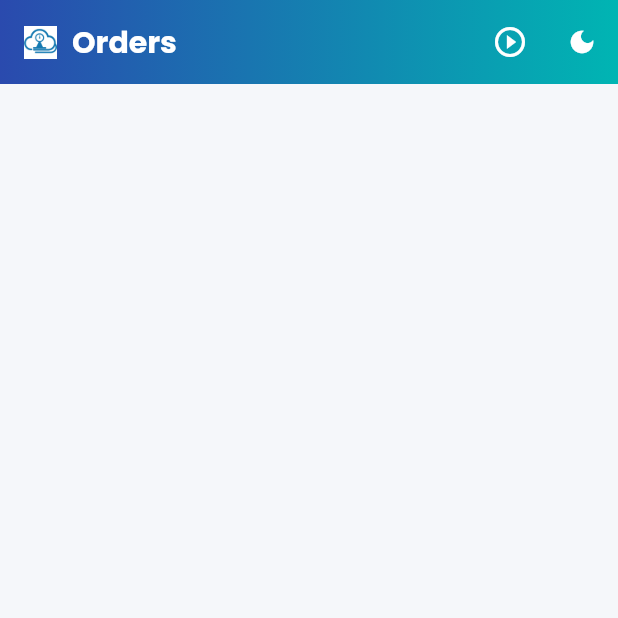
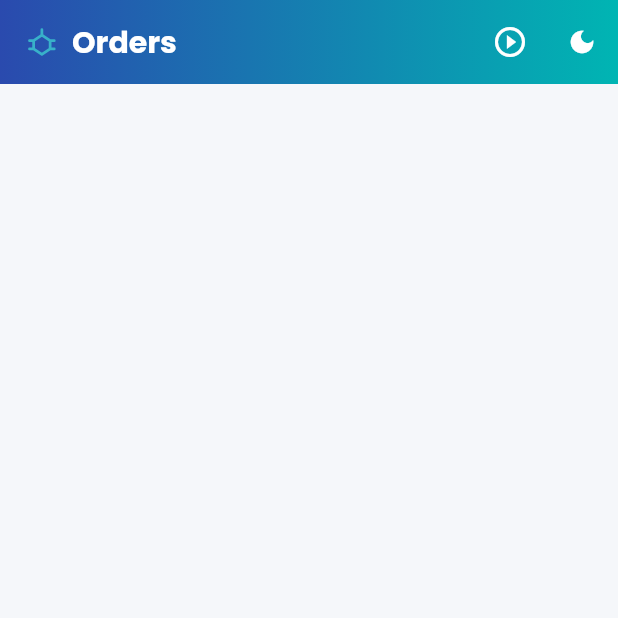
Before and after one commit to Pinakranjan/SequenceApp, a Flutter app: the screen it shows after launch, after a tap on "Skip", on a phone screen of 412 x 824 dp, the top half of it. Run offline on Flutter 3.47's test engine with Material 3 defaults, Android fonts, the phone set to English and light mode, and no system bars; our stand-ins replace connectivity_plus, dio, firebase_core, firebase_messaging, flutter_local_notifications, flutter_native_splash and 13 more; missing offline and left inert: flutter_pdfview; accounts and stored records are empty.

Commit message:
Logo Updated

```diff
--- a/lib/presentation/screens/about/about_screen.dart
+++ b/lib/presentation/screens/about/about_screen.dart
@@ -1,5 +1,6 @@
 import 'package:flutter/material.dart';
 import 'package:flutter_riverpod/flutter_riverpod.dart';
+import 'package:flutter_svg/flutter_svg.dart';
 
 import '../../../core/constants/app_colors.dart';
 import '../../../core/constants/app_config.dart';
@@ -11,7 +12,7 @@ import '../../widgets/common/theme_toggle_action.dart';
 class OrdersScreen extends ConsumerWidget {
   const OrdersScreen({super.key});
 
-  static const String _headerLogoAsset = 'assets/images/top-logo.png';
+  static const String _headerLogoAsset = 'assets/images/icons/logo.svg';
 
   @override
   Widget build(BuildContext context, WidgetRef ref) {
@@ -29,11 +30,11 @@ class OrdersScreen extends ConsumerWidget {
             titleSpacing: 16,
             title: Row(
               children: [
-                Image.asset(
+                SvgPicture.asset(
                   _headerLogoAsset,
                   height: 22,
+                  width: 22,
                   fit: BoxFit.contain,
-                  errorBuilder: (_, __, ___) => const SizedBox(width: 0),
                 ),
                 const SizedBox(width: 10),
                 Expanded(
--- a/lib/presentation/screens/splash/splash_screen.dart
+++ b/lib/presentation/screens/splash/splash_screen.dart
@@ -1,5 +1,6 @@
 import 'dart:async';
 import 'package:flutter/material.dart';
+import 'package:flutter_svg/flutter_svg.dart';
 import 'package:lottie/lottie.dart';
 import 'package:flutter_native_splash/flutter_native_splash.dart';
 import 'package:shared_preferences/shared_preferences.dart';
@@ -16,6 +17,8 @@ class SplashScreen extends StatefulWidget {
 
 class _SplashScreenState extends State<SplashScreen> {
   Timer? _navigationTimer;
+
+  static const String _logoAsset = 'assets/images/icons/logo.svg';
 
   @override
   void initState() {
@@ -57,12 +60,12 @@ class _SplashScreenState extends State<SplashScreen> {
           Container(
             decoration: const BoxDecoration(gradient: AppColors.headerGradient),
             child: Center(
-              child: Image.asset(
-                'assets/images/logo.png',
+              child: SvgPicture.asset(
+                _logoAsset,
                 width: 180,
                 fit: BoxFit.contain,
-                errorBuilder:
-                    (_, __, ___) =>
+                placeholderBuilder:
+                    (_) =>
                         const Icon(Icons.school, size: 80, color: Colors.white),
               ),
             ),
--- a/pubspec.yaml
+++ b/pubspec.yaml
@@ -27,6 +27,7 @@ dependencies:
   cached_network_image: ^3.3.1
   shimmer: ^3.0.0
   google_fonts: ^6.1.0
+  flutter_svg: ^2.0.10
 
   # PDF Viewing
   flutter_pdfview: ^1.3.2
@@ -79,6 +80,7 @@ flutter:
 
   assets:
     - assets/images/
+    - assets/images/icons/
     - assets/images/courses/
     - assets/images/onboarding/
     - assets/lottie/
```
Also changed, not shown: lib/presentation/screens/contact/contact_screen.dart (+4 -3 lines), lib/presentation/screens/institutes/institutes_screen.dart (+5 -6 lines), lib/presentation/screens/notices/notices_screen.dart (+3 -4 lines), lib/presentation/screens/planner/planner_screen.dart (+4 -3 lines), assets/images/icons/logo.svg (added), pubspec.lock, 1 other file.
